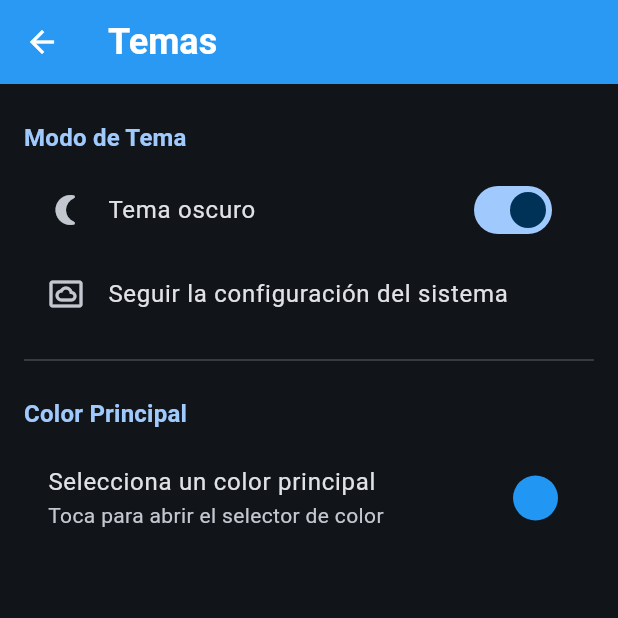
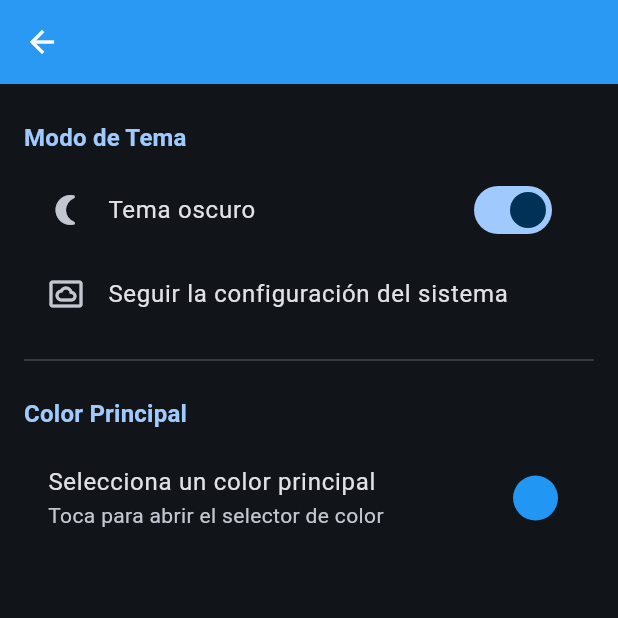
Before and after one commit to dchrb28-netizen/msa_nuevo, a Flutter app: the PantallaTemas screen opened directly, after a tap on "Tema oscuro", on a phone screen of 412 x 824 dp, the top half of it. Run offline on Flutter 3.47's test engine with Material 3 defaults, Android fonts, the phone set to English and light mode, and no system bars; our stand-ins replace flutter_colorpicker, google_fonts, hive, hive_flutter, percent_indicator, rive and 2 more; accounts and stored records are empty.

Commit message:
Respaldo inicial del proyecto

```diff
--- a/lib/main.dart
+++ b/lib/main.dart
@@ -127,16 +127,18 @@ class MyApp extends StatelessWidget {
                 : Colors.black;
         }
 
+        final appBarTextColor = textColorForBackground(themeProvider.seedColor);
+
         final lightTheme = ThemeData(
           useMaterial3: true,
           colorScheme: lightColorScheme,
           textTheme: textTheme,
           scaffoldBackgroundColor: lightColorScheme.surface,
           appBarTheme: AppBarTheme(
-            backgroundColor: themeProvider.seedColor, // Use the exact seed color
-            foregroundColor: textColorForBackground(themeProvider.seedColor), // Ensure text is readable
+            backgroundColor: themeProvider.seedColor,
+            foregroundColor: appBarTextColor,
             elevation: 2,
-            titleTextStyle: textTheme.headlineSmall?.copyWith(color: textColorForBackground(themeProvider.seedColor)),
+            titleTextStyle: textTheme.headlineSmall?.copyWith(color: appBarTextColor),
           ),
           bottomNavigationBarTheme: BottomNavigationBarThemeData(
             selectedItemColor: themeProvider.seedColor,
@@ -145,9 +147,9 @@ class MyApp extends StatelessWidget {
             showUnselectedLabels: true,
           ),
           tabBarTheme: TabBarThemeData(
-            labelColor: themeProvider.seedColor,
-            unselectedLabelColor: Colors.grey,
-            indicatorColor: themeProvider.seedColor,
+            labelColor: appBarTextColor,
+            unselectedLabelColor: appBarTextColor.withAlpha((255 * 0.7).round()),
+            indicatorColor: appBarTextColor,
           ),
         );
 
@@ -157,22 +159,22 @@ class MyApp extends StatelessWidget {
           textTheme: textTheme,
           scaffoldBackgroundColor: darkColorScheme.surface,
           appBarTheme: AppBarTheme(
-            backgroundColor: themeProvider.seedColor, // Use the exact seed color
-            foregroundColor: textColorForBackground(themeProvider.seedColor), // Ensure text is readable
+            backgroundColor: themeProvider.seedColor,
+            foregroundColor: appBarTextColor,
             elevation: 2,
-            titleTextStyle: textTheme.headlineSmall?.copyWith(color: textColorForBackground(themeProvider.seedColor)),
+            titleTextStyle: textTheme.headlineSmall?.copyWith(color: appBarTextColor),
           ),
            bottomNavigationBarTheme: BottomNavigationBarThemeData(
             backgroundColor: darkColorScheme.surface,
-            selectedItemColor: themeProvider.seedColor, // Use the exact seed color
+            selectedItemColor: themeProvider.seedColor,
             unselectedItemColor: Colors.grey[400],
             type: BottomNavigationBarType.fixed,
             showUnselectedLabels: true,
           ),
            tabBarTheme: TabBarThemeData(
-            labelColor: themeProvider.seedColor,
-            unselectedLabelColor: Colors.grey[400],
-            indicatorColor: themeProvider.seedColor,
+            labelColor: appBarTextColor,
+            unselectedLabelColor: appBarTextColor.withAlpha((255 * 0.7).round()),
+            indicatorColor: appBarTextColor,
           ),
         );
 
--- a/lib/screens/dashboard_screen.dart
+++ b/lib/screens/dashboard_screen.dart
@@ -36,7 +36,8 @@ class DashboardScreen extends StatelessWidget {
     return ValueListenableBuilder(
       valueListenable: Hive.box<FoodLog>('food_logs').listenable(),
       builder: (context, Box<FoodLog> box, _) {
-        final dailyLogs = box.values.where((log) => DateUtils.isSameDay(log.timestamp, DateTime.now()));
+        final now = DateTime.now();
+        final dailyLogs = box.values.where((log) => log.timestamp.year == now.year && log.timestamp.month == now.month && log.timestamp.day == now.day);
         final totalCalories = dailyLogs.fold<double>(0, (sum, log) => sum + (log.food.calories * log.quantity / 100));
         // TODO: This should come from user settings
         const caloricGoal = 2000;
--- a/lib/screens/logs_screen.dart
+++ b/lib/screens/logs_screen.dart
@@ -28,7 +28,6 @@ class LogsScreen extends StatelessWidget {
       length: 3,
       child: Scaffold(
         appBar: AppBar(
-          title: const Text('Mis Registros'),
           bottom: PreferredSize(
             preferredSize: const Size.fromHeight(kToolbarHeight + 10),
             child: Theme(
--- a/lib/screens/main_screen.dart
+++ b/lib/screens/main_screen.dart
@@ -26,12 +26,34 @@ class _MainScreenState extends State<MainScreen> {
     });
   }
 
+  AppBar _buildAppBar() {
+    switch (_selectedIndex) {
+      case 0:
+        return AppBar(title: const Text('Salud Activa'));
+      case 1:
+        return AppBar(
+          title: const Text('Menús'),
+          bottom: const PreferredSize(
+            preferredSize: Size.fromHeight(40.0),
+            child: TabBar(
+              tabs: [
+                Tab(icon: Icon(Icons.today), text: 'Hoy'),
+                Tab(icon: Icon(Icons.date_range), text: 'Semanal'),
+              ],
+            ),
+          ),
+        );
+      case 2:
+        return AppBar(title: const Text('Progreso'));
+      default:
+        return AppBar();
+    }
+  }
+
   @override
   Widget build(BuildContext context) {
-    return Scaffold(
-      appBar: AppBar(
-        title: const Text('Salud Activa'),
-      ),
+    final scaffold = Scaffold(
+      appBar: _buildAppBar(),
       drawer: const DrawerMenu(),
       body: IndexedStack(
         index: _selectedIndex,
@@ -59,5 +81,14 @@ class _MainScreenState extends State<MainScreen> {
         onTap: _onItemTapped,
       ),
     );
+
+    if (_selectedIndex == 1) {
+      return DefaultTabController(
+        length: 2,
+        child: scaffold,
+      );
+    }
+
+    return scaffold;
   }
 }
--- a/lib/screens/menus_screen.dart
+++ b/lib/screens/menus_screen.dart
@@ -1,12 +1,17 @@
 import 'package:flutter/material.dart';
+import 'package:myapp/screens/menus/today_menu_screen.dart';
+import 'package:myapp/screens/menus/weekly_menu_screen.dart';
 
 class MenusScreen extends StatelessWidget {
   const MenusScreen({super.key});
 
   @override
   Widget build(BuildContext context) {
-    return const Center(
-      child: Text('Próximamente: Contenido de Menús'),
+    return const TabBarView(
+      children: [
+        TodayMenuScreen(),
+        WeeklyMenuScreen(),
+      ],
     );
   }
 }
--- a/lib/screens/recipes/add_recipe_screen.dart
+++ b/lib/screens/recipes/add_recipe_screen.dart
@@ -2,7 +2,7 @@
 import 'package:flutter/material.dart';
 
 class AddRecipeScreen extends StatelessWidget {
-  const AddRecipeScreen({Key? key}) : super(key: key);
+  const AddRecipeScreen({super.key});
 
   @override
   Widget build(BuildContext context) {
--- a/lib/screens/recipes/favorite_recipes_screen.dart
+++ b/lib/screens/recipes/favorite_recipes_screen.dart
@@ -2,7 +2,7 @@
 import 'package:flutter/material.dart';
 
 class FavoriteRecipesScreen extends StatelessWidget {
-  const FavoriteRecipesScreen({Key? key}) : super(key: key);
+  const FavoriteRecipesScreen({super.key});
 
   @override
   Widget build(BuildContext context) {
--- a/lib/screens/recipes/recipe_list_screen.dart
+++ b/lib/screens/recipes/recipe_list_screen.dart
@@ -2,7 +2,7 @@
 import 'package:flutter/material.dart';
 
 class RecipeListScreen extends StatelessWidget {
-  const RecipeListScreen({Key? key}) : super(key: key);
+  const RecipeListScreen({super.key});
 
   @override
   Widget build(BuildContext context) {
--- a/lib/screens/settings/theme_settings_screen.dart
+++ b/lib/screens/settings/theme_settings_screen.dart
@@ -1,4 +1,3 @@
-
 import 'package:flutter/material.dart';
 import 'package:provider/provider.dart';
 import 'package:myapp/providers/theme_provider.dart';
@@ -42,9 +41,7 @@ class PantallaTemas extends StatelessWidget {
     final theme = Theme.of(context);
 
     return Scaffold(
-      appBar: AppBar(
-        title: const Text('Temas'),
-      ),
+      appBar: AppBar(),
       body: ListView(
         padding: const EdgeInsets.all(16.0),
         children: [
```
Also changed, not shown: lib/screens/logs/logs_screen.dart (added, +33 -0 lines), lib/screens/menus/today_menu_screen.dart (added, +12 -0 lines), lib/screens/menus/weekly_menu_screen.dart (added, +12 -0 lines), lib/screens/recipes/recipes_screen.dart (+4 -6 lines), 1 other file.
